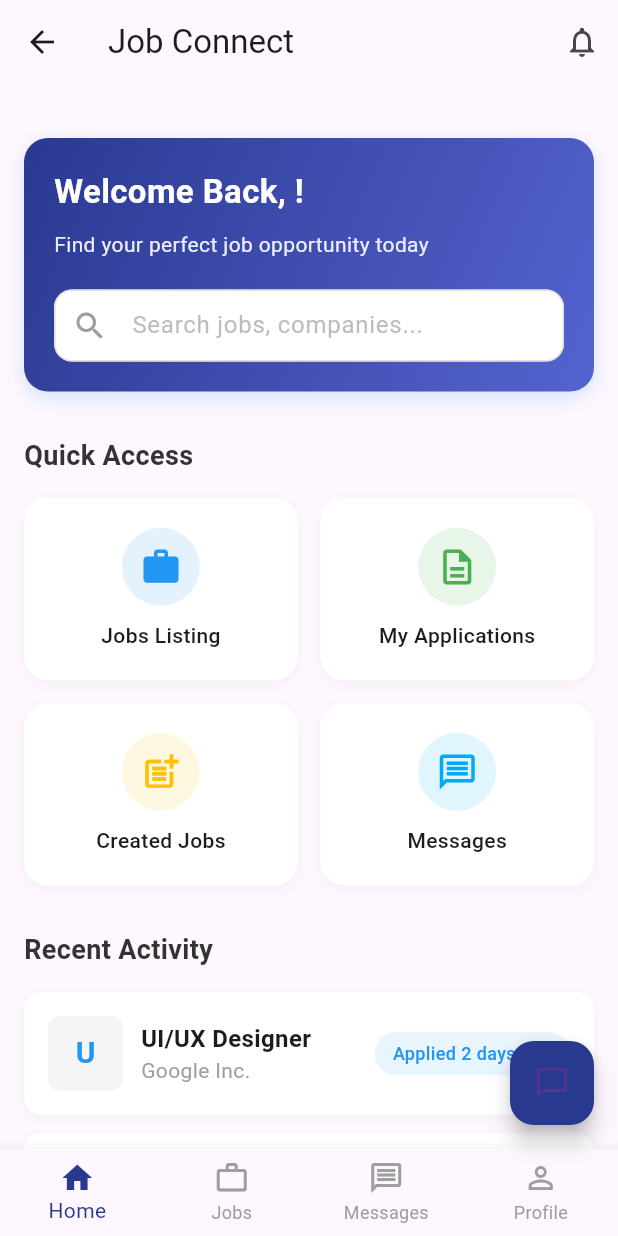
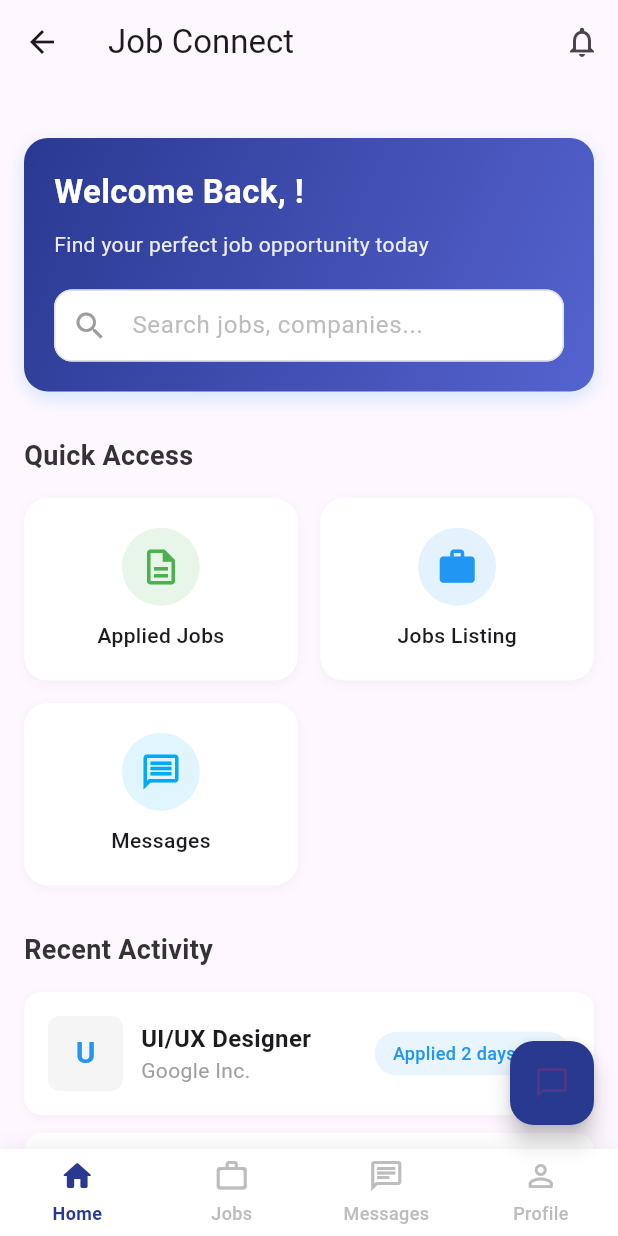
Before and after one commit to sudouserx/gig_marketplace, a Flutter app: the HomePage screen opened by its route, after a tap on "Messages", on a phone screen of 412 x 824 dp. Run offline on Flutter 3.47's test engine with Material 3 defaults, Android fonts, the phone set to English and light mode, and no system bars; our stand-ins replace file_picker, flutter_bloc, image_picker, shared_preferences; missing offline and left inert: dart:js, dart:js_interop; accounts and stored records are empty; network calls fail.

Commit message:
chore: flutter lab check

```diff
--- a/lib/pages/HomePage.dart
+++ b/lib/pages/HomePage.dart
@@ -3,6 +3,7 @@ import 'package:flutter/services.dart';
 import 'package:flutter_bloc/flutter_bloc.dart';
 import 'package:gig_marketplace/models/user.dart';
 import 'package:gig_marketplace/repositories/auth_repository.dart';
+import 'package:gig_marketplace/widgets/BottomNavBar.dart';
 
 void main() {
   runApp(const MyApp());
@@ -56,6 +57,7 @@ class HomePage extends StatefulWidget {
 class _HomePageState extends State<HomePage> {
   User? _currentUser;
   bool _isLoading = true;
+  int _currentNavIndex = 0;
 
   @override
   void initState() {
@@ -78,6 +80,26 @@ class _HomePageState extends State<HomePage> {
       ScaffoldMessenger.of(context).showSnackBar(
         SnackBar(content: Text('Failed to load user: ${e.toString()}')),
       );
+    }
+  }
+
+  void _handleNavTap(int index) {
+    if (index != _currentNavIndex) {
+      setState(() {
+        _currentNavIndex = index;
+      });
+
+      switch (index) {
+        case 1:
+          Navigator.pushNamed(context, '/jobs');
+          break;
+        case 2:
+          Navigator.pushNamed(context, '/messages');
+          break;
+        case 3:
+          Navigator.pushNamed(context, '/profile');
+          break;
+      }
     }
   }
 
@@ -117,6 +139,7 @@ class _HomePageState extends State<HomePage> {
                     _buildGridMenuSection(context),
                     const SizedBox(height: 30),
                     _buildRecentActivitySection(),
+                    const SizedBox(height: 20),
                   ],
                 ),
               ),
@@ -129,42 +152,9 @@ class _HomePageState extends State<HomePage> {
         child: const Icon(Icons.chat_bubble_outline),
         tooltip: 'AI Chatbot',
       ),
-      bottomNavigationBar: BottomNavigationBar(
-        selectedItemColor: const Color(0xFF2A3990),
-        unselectedItemColor: Colors.grey,
-        currentIndex: 0,
-        type: BottomNavigationBarType.fixed,
-        items: const [
-          BottomNavigationBarItem(
-            icon: Icon(Icons.home),
-            label: 'Home',
-          ),
-          BottomNavigationBarItem(
-            icon: Icon(Icons.work_outline),
-            label: 'Jobs',
-          ),
-          BottomNavigationBarItem(
-            icon: Icon(Icons.message_outlined),
-            label: 'Messages',
-          ),
-          BottomNavigationBarItem(
-            icon: Icon(Icons.person_outline),
-            label: 'Profile',
-          ),
-        ],
-        onTap: (index) {
-          switch (index) {
-            case 1:
-              Navigator.pushNamed(context, '/jobs');
-              break;
-            case 2:
-              Navigator.pushNamed(context, '/messages');
-              break;
-            case 3:
-              Navigator.pushNamed(context, '/profile');
-              break;
-          }
-        },
+      bottomNavigationBar: BottomNavBar(
+        currentIndex: _currentNavIndex,
+        onTap: _handleNavTap,
       ),
     );
   }
@@ -200,7 +190,9 @@ class _HomePageState extends State<HomePage> {
           ),
           const SizedBox(height: 10),
           Text(
-            'Find your perfect job opportunity today',
+            _currentUser?.role == UserRole.employer
+                ? 'Find talented professionals for your opportunities'
+                : 'Find your perfect job opportunity today',
             style: TextStyle(
               color: Colors.white.withOpacity(0.9),
               fontSize: 14,
@@ -227,6 +219,8 @@ class _HomePageState extends State<HomePage> {
   }
 
   Widget _buildGridMenuSection(BuildContext context) {
+    final bool isEmployer = _currentUser?.role == UserRole.employer;
+
     return Column(
       crossAxisAlignment: CrossAxisAlignment.start,
       children: [
@@ -246,7 +240,25 @@ class _HomePageState extends State<HomePage> {
           childAspectRatio: 1.5,
           crossAxisSpacing: 15,
           mainAxisSpacing: 15,
-          children: [
+          children: isEmployer
+              ? [
+                  // For Employer
+                  _buildGridItem(
+                    context,
+                    'Create Job',
+                    Icons.add_box_outlined,
+                    const Color(0xFFE8F5E9),
+                    const Color(0xFF4CAF50),
+                    '/create-job',
+                  ),
+                  _buildGridItem(
+                    context,
+                    'Created Jobs',
+                    Icons.post_add_outlined,
+                    const Color(0xFFFFF8E1),
+                    const Color(0xFFFFC107),
+                    '/created-jobs',
+                  ),
                   _buildGridItem(
                     context,
                     'Jobs Listing',
@@ -257,7 +269,18 @@ class _HomePageState extends State<HomePage> {
                   ),
                   _buildGridItem(
                     context,
-              'My Applications',
+                    'Messages',
+                    Icons.message_outlined,
+                    const Color(0xFFE1F5FE),
+                    const Color(0xFF03A9F4),
+                    '/messages',
+                  ),
+                ]
+              : [
+                  // For Employee
+                  _buildGridItem(
+                    context,
+                    'Applied Jobs',
                     Icons.description_outlined,
                     const Color(0xFFE8F5E9),
                     const Color(0xFF4CAF50),
@@ -265,11 +288,11 @@ class _HomePageState extends State<HomePage> {
                   ),
                   _buildGridItem(
                     context,
-              'Created Jobs',
-              Icons.post_add_outlined,
-              const Color(0xFFFFF8E1),
-              const Color(0xFFFFC107),
-              '/created-jobs',
+                    'Jobs Listing',
+                    Icons.work_outlined,
+                    const Color(0xFFE3F2FD),
+                    const Color(0xFF2196F3),
+                    '/jobs',
                   ),
                   _buildGridItem(
                     context,
@@ -339,6 +362,8 @@ class _HomePageState extends State<HomePage> {
   }
 
   Widget _buildRecentActivitySection() {
+    final bool isEmployer = _currentUser?.role == UserRole.employer;
+
     return Column(
       crossAxisAlignment: CrossAxisAlignment.start,
       children: [
@@ -351,6 +376,26 @@ class _HomePageState extends State<HomePage> {
           ),
         ),
         const SizedBox(height: 15),
+        if (isEmployer) ...[
+          _buildActivityItem(
+            'Senior Developer',
+            'Posted 3 days ago',
+            '4 applications received',
+            Colors.blue,
+          ),
+          _buildActivityItem(
+            'Product Manager',
+            'Posted 5 days ago',
+            'Interview scheduled with Alex',
+            Colors.green,
+          ),
+          _buildActivityItem(
+            'UI/UX Designer',
+            'Posted 1 week ago',
+            'New candidate message',
+            Colors.orange,
+          ),
+        ] else ...[
           _buildActivityItem(
             'UI/UX Designer',
             'Google Inc.',
@@ -369,6 +414,7 @@ class _HomePageState extends State<HomePage> {
             'New message received',
             Colors.orange,
           ),
+        ],
       ],
     );
   }
--- a/lib/services/api_service.dart
+++ b/lib/services/api_service.dart
@@ -7,7 +7,7 @@ import 'package:mime/mime.dart';
 import 'package:shared_preferences/shared_preferences.dart';
 
 class ApiService {
-  final String baseUrl = 'http://localhost:5000/api';
+  final String baseUrl = 'https://gig-backend.vercel.app/api';
   String? _cachedToken;
 
   // Get auth token (either from cache or storage)
--- /dev/null
+++ b/lib/widgets/BottomNavBar.dart
@@ -0,0 +1,80 @@
+// Bottom Navigation Bar Widget
+import 'package:flutter/material.dart';
+
+class BottomNavBar extends StatelessWidget {
+  final int currentIndex;
+  final Function(int) onTap;
+
+  const BottomNavBar({
+    Key? key,
+    required this.currentIndex,
+    required this.onTap,
+  }) : super(key: key);
+
+  @override
+  Widget build(BuildContext context) {
+    return Container(
+      decoration: BoxDecoration(
+        color: Colors.white,
+        boxShadow: [
+          BoxShadow(
+            color: Colors.grey.withOpacity(0.15),
+            blurRadius: 10,
+            offset: const Offset(0, -2),
+          ),
+        ],
+      ),
+      child: ClipRRect(
+        borderRadius: const BorderRadius.only(
+          topLeft: Radius.circular(20),
+          topRight: Radius.circular(20),
+        ),
+        child: BottomNavigationBar(
+          currentIndex: currentIndex,
+          onTap: onTap,
+          selectedItemColor: const Color(0xFF2A3990),
+          unselectedItemColor: Colors.grey.shade400,
+          selectedLabelStyle: const TextStyle(
+            fontWeight: FontWeight.w600,
+            fontSize: 12,
+            height: 1.5,
+          ),
+          unselectedLabelStyle: const TextStyle(
+            fontWeight: FontWeight.w500,
+            fontSize: 12,
+            height: 1.5,
+          ),
+          backgroundColor: Colors.white,
+          type: BottomNavigationBarType.fixed,
+          elevation: 0,
+          items: [
+            _buildNavItem(Icons.home_rounded, Icons.home_outlined, 'Home'),
+            _buildNavItem(Icons.work_rounded, Icons.work_outline_rounded, 'Jobs'),
+            _buildNavItem(Icons.chat_rounded, Icons.chat_outlined, 'Messages'),
+            _buildNavItem(Icons.person_rounded, Icons.person_outline_rounded, 'Profile'),
+          ],
+        ),
+      ),
+    );
+  }
+
+  BottomNavigationBarItem _buildNavItem(IconData selectedIcon, IconData unselectedIcon, String label) {
+    return BottomNavigationBarItem(
+      icon: Padding(
+        padding: const EdgeInsets.only(bottom: 4),
+        child: Icon(currentIndex == _getIndexForLabel(label) ? selectedIcon : unselectedIcon),
+      ),
+      label: label,
+    );
+  }
+
+  int _getIndexForLabel(String label) {
+    switch (label) {
+      case 'Home': return 0;
+      case 'Jobs': return 1;
+      case 'Messages': return 2;
+      case 'Profile': return 3;
+      default: return 0;
+    }
+  }
+}
```
Lines whose indentation alone changed are shown as unchanged.
